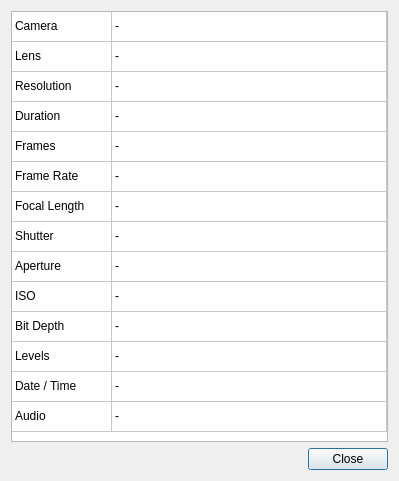
Qt form platform/qt/InfoDialog.ui (ilia3101/MLV-App) before a commit.
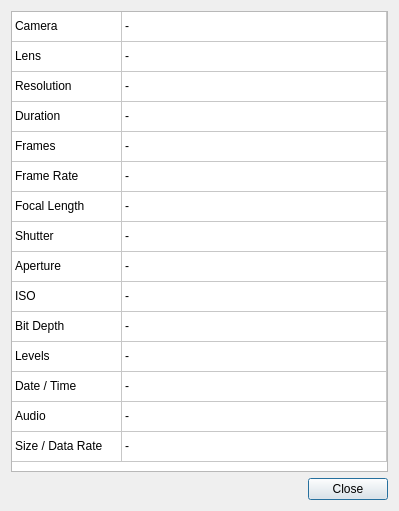
The same form after that commit.

Commit message: Added file size and data rate to info and table

```diff
--- a/platform/qt/InfoDialog.ui
+++ b/platform/qt/InfoDialog.ui
@@ -7,7 +7,7 @@
     <x>0</x>
     <y>0</y>
     <width>399</width>
-    <height>481</height>
+    <height>511</height>
    </rect>
   </property>
   <property name="windowTitle">
@@ -57,6 +57,9 @@
      <attribute name="horizontalHeaderVisible">
       <bool>false</bool>
      </attribute>
+     <attribute name="horizontalHeaderDefaultSectionSize">
+      <number>110</number>
+     </attribute>
      <attribute name="horizontalHeaderStretchLastSection">
       <bool>true</bool>
      </attribute>
@@ -133,6 +136,11 @@
        <string>14</string>
       </property>
      </row>
+     <row>
+      <property name="text">
+       <string>15</string>
+      </property>
+     </row>
      <column>
       <property name="text">
        <string>Category</string>
@@ -283,6 +291,16 @@
        <string>-</string>
       </property>
      </item>
+     <item row="14" column="0">
+      <property name="text">
+       <string>Size / Data Rate</string>
+      </property>
+     </item>
+     <item row="14" column="1">
+      <property name="text">
+       <string>-</string>
+      </property>
+     </item>
     </widget>
    </item>
   </layout>
```
The commit also changes 4 other files.
